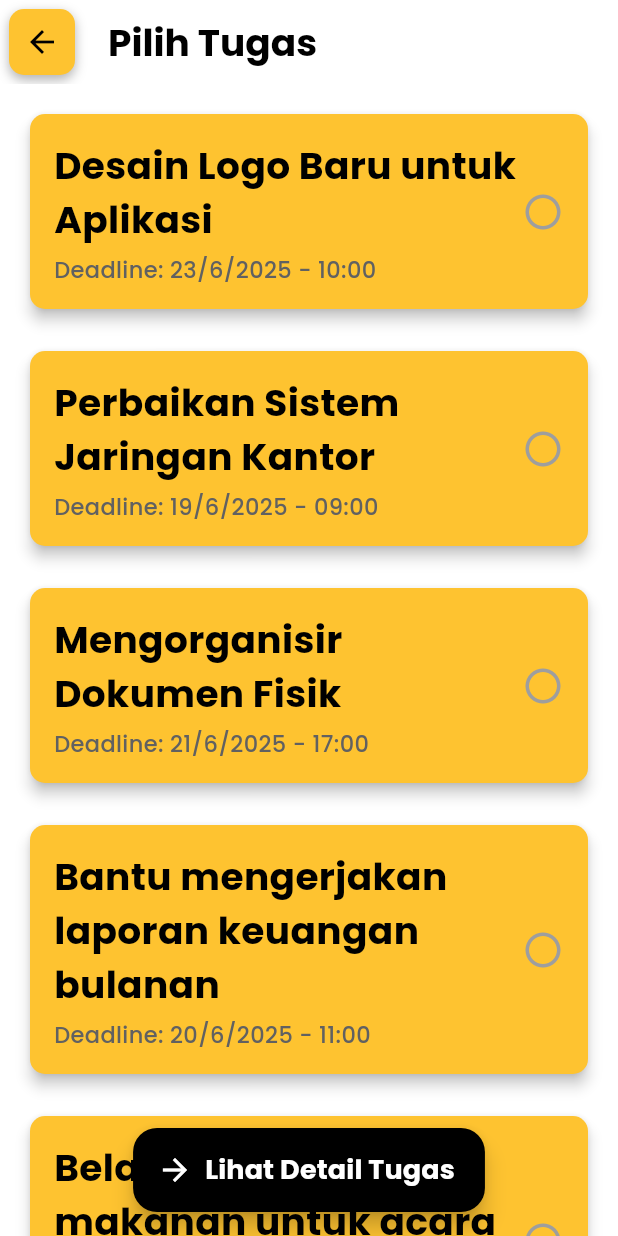
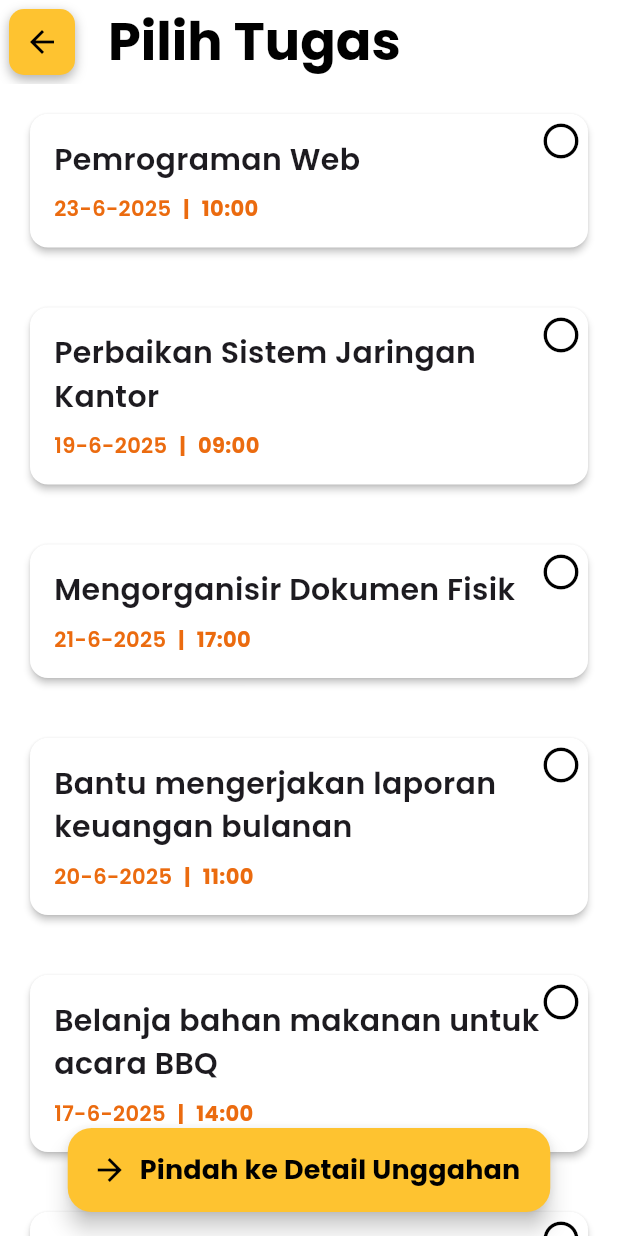
Before and after one commit to Javinpro/ALP-Semester-4-JAM-, a Flutter app: the SelectTaskPage screen opened directly, on a phone screen of 412 x 824 dp. Run offline on Flutter 3.47's test engine with Material 3 defaults, Android fonts, the phone set to English and light mode, and no system bars; our stand-ins replace dio, fl_chart, flutter_riverpod, flutter_secure_storage, image_picker, table_calendar and 1 more; accounts and stored records are empty.

Commit message:
Updated Design Card Task
- Nunggu data dati fab add task untuk mempermudah buat unggah nya

```diff
--- a/frontend/lib/models/task.dart
+++ b/frontend/lib/models/task.dart
@@ -9,11 +9,10 @@ class Task {
   final String userId; // ID user yang memposting tugas
   final String taskName;
   final DateTime deadline;
-  final String? photoPath; // Path foto tugas
-  final TaskDifficulty? difficulty; // Tingkat kesulitan
-  final String? description; // Deskripsi tugas
-  final String?
-  assignedToUserId; // ID user yang sedang mengerjakan tugas ini (null jika belum dikerjakan)
+  final String? photoPath;
+  final TaskDifficulty? difficulty;
+  final String? description;
+  final String? assignedToUserId; // ID user yang sedang mengerjakan tugas ini
 
   const Task({
     required this.id,
@@ -34,7 +33,7 @@ class Task {
     String? photoPath,
     TaskDifficulty? difficulty,
     String? description,
-    String? assignedToUserId,
+    String? assignedToUserId, // Perhatikan: ini bisa null
   }) {
     return Task(
       id: id ?? this.id,
@@ -44,18 +43,19 @@ class Task {
       photoPath: photoPath ?? this.photoPath,
       difficulty: difficulty ?? this.difficulty,
       description: description ?? this.description,
-      assignedToUserId: assignedToUserId, // Penting: bisa disetel null
+      assignedToUserId: assignedToUserId, // Penting: ini bisa disetel null
     );
   }
 
   // Factory constructor untuk membuat task baru dengan ID unik
   factory Task.createNew({
-    required String userId,
+    required String userId, // User yang memposting
     required String taskName,
     required DateTime deadline,
     String? photoPath,
     TaskDifficulty? difficulty,
     String? description,
+    String? assignedToUserId, // Tambahkan ini sebagai parameter opsional
   }) {
     return Task(
       id: const Uuid().v4(),
@@ -65,7 +65,8 @@ class Task {
       photoPath: photoPath,
       difficulty: difficulty,
       description: description,
-      assignedToUserId: null, // Pastikan ini null saat membuat task baru
+      // Jika assignedToUserId tidak diberikan, secara default sama dengan userId yang memposting
+      assignedToUserId: assignedToUserId ?? userId,
     );
   }
 }
--- a/frontend/lib/view/pages/posting_task/dummy_task_card.dart
+++ b/frontend/lib/view/pages/posting_task/dummy_task_card.dart
@@ -12,9 +12,9 @@ final List<Task> allDummyTasks = [
   Task(
     id: _uuid.v4(),
     userId: currentLoggedInUserId,
-    taskName: 'Desain Logo Baru untuk Aplikasi',
+    taskName: 'Pemrograman Web',
     description:
-        'Mendesain logo modern dan minimalis untuk aplikasi mobile JAM. Preferensi warna cerah.',
+        'Membuat website sederhana menggunakan HTML, CSS, dan JavaScript.',
     deadline: DateTime(
       2025,
       6,
--- a/frontend/lib/view/pages/posting_task/selection_task_page.dart
+++ b/frontend/lib/view/pages/posting_task/selection_task_page.dart
@@ -1,15 +1,15 @@
 // lib/view/pages/posting_task/select_task_page.dart
 
 import 'package:flutter/material.dart';
-import 'package:flutter_riverpod/flutter_riverpod.dart'; // Tetap gunakan Riverpod jika nanti diperlukan
+import 'package:flutter_riverpod/flutter_riverpod.dart';
 import 'package:jam/models/task.dart'; // Import model Task
 import 'package:jam/view/pages/posting_task/dummy_task_card.dart';
+import 'package:jam/view/pages/status_card.dart';
 import 'package:jam/view/utils/colors.dart'; // Import colors
 import 'package:jam/view/utils/text_template.dart'; // Import text styles and sized boxes
 import 'package:jam/view/pages/posting_task/task_detail_page.dart'; // Import TaskDetailPage
 
 class SelectTaskPage extends ConsumerStatefulWidget {
-  // Ubah menjadi ConsumerStatefulWidget
   const SelectTaskPage({super.key});
 
   @override
@@ -46,7 +46,10 @@ class _SelectTaskPageState extends ConsumerState<SelectTaskPage> {
       appBar: AppBar(
         backgroundColor: backgroundColor,
         scrolledUnderElevation: 0,
-        title: const Text('Pilih Tugas', style: headerblack3), // Ubah judul
+        title: const Text(
+          'Pilih Tugas',
+          style: headerblack4,
+        ), // Judul yang benar
         leading: Padding(
           padding: const EdgeInsets.all(6.0),
           child: Container(
@@ -86,64 +89,47 @@ class _SelectTaskPageState extends ConsumerState<SelectTaskPage> {
                   final task = _availableTasks[index];
                   final bool isSelected = _selectedTaskId == task.id;
 
-                  return Card(
-                    color:
-                        isSelected
-                            ? secondaryColor.withOpacity(0.3)
-                            : primaryColor, // Warna kartu berdasarkan pilihan
-                    elevation: 4.0,
-                    shape: RoundedRectangleBorder(
-                      borderRadius: BorderRadius.circular(10.0),
-                      side: BorderSide(
-                        color:
+                  // Menggunakan StatusCard di sini
+                  return GestureDetector(
+                    // Menggunakan GestureDetector untuk menangani tap pada StatusCard
+                    onTap: () => _toggleTaskSelection(task.id),
+                    child: Stack(
+                      // Menggunakan Stack untuk menempatkan ikon pilihan di atas StatusCard
+                      children: [
+                        // StatusCard sebagai basis tampilan
+                        StatusCard(
+                          title: task.taskName, // Nama tugas
+                          date:
+                              '${task.deadline.day}-${task.deadline.month}-${task.deadline.year}', // Tanggal deadline
+                          time:
+                              '${task.deadline.hour.toString().padLeft(2, '0')}:${task.deadline.minute.toString().padLeft(2, '0')}', // Waktu deadline
+                          // Anda bisa menambahkan properti lain ke StatusCard jika diperlukan untuk warna/border
+                          cardColor:
+                              isSelected
+                                  ? backgroundColor
+                                  : backgroundColor, // Memberikan warna latar belakang sesuai pilihan
+                          borderColor:
+                              isSelected
+                                  ? secondaryColor
+                                  : Colors.transparent, // Border sesuai pilihan
+                        ),
+                        // Ikon pilihan di pojok kanan atas atau di tengah trailing
+                        Positioned(
+                          top: 8,
+                          right: 8,
+                          child: Icon(
                             isSelected
-                                ? secondaryColor
-                                : Colors
-                                    .transparent, // Border untuk yang terpilih
-                        width: 2,
-                      ),
-                    ),
-                    child: InkWell(
-                      // Menggunakan InkWell agar card bisa ditekan
-                      onTap: () => _toggleTaskSelection(task.id),
-                      borderRadius: BorderRadius.circular(10.0),
-                      child: Padding(
-                        padding: const EdgeInsets.all(16.0),
-                        child: Row(
-                          children: [
-                            Expanded(
-                              child: Column(
-                                crossAxisAlignment: CrossAxisAlignment.start,
-                                children: [
-                                  Text(
-                                    task.taskName,
-                                    style: headerblack3,
-                                  ), // Nama task
-                                  sizedbox5, // Spasi kecil
-                                  Text(
-                                    'Deadline: ${task.deadline.day}/${task.deadline.month}/${task.deadline.year} - ${task.deadline.hour.toString().padLeft(2, '0')}:${task.deadline.minute.toString().padLeft(2, '0')}',
-                                    style: body2.copyWith(
-                                      color: Colors.grey[700],
-                                    ), // Deadline
-                                  ),
-                                ],
-                              ),
-                            ),
-                            Icon(
-                              isSelected
-                                  ? Icons.check_circle_rounded
-                                  : Icons.radio_button_off_rounded,
-                              color: isSelected ? secondaryColor : Colors.grey,
-                              size: 28,
-                            ),
-                          ],
+                                ? Icons.check_circle_rounded
+                                : Icons.radio_button_off_rounded,
+                            color: isSelected ? secondaryColor : secondaryColor,
+                            size: 28,
+                          ),
                         ),
-                      ),
+                      ],
                     ),
                   );
                 },
-                separatorBuilder:
-                    (context, index) => sizedbox1, // Pemisah antar card
+                separatorBuilder: (context, index) => sizedbox1,
               ),
       floatingActionButton: FloatingActionButton.extended(
         onPressed: () {
@@ -154,12 +140,9 @@ class _SelectTaskPageState extends ConsumerState<SelectTaskPage> {
               ),
             );
           } else {
-            // Cari tugas yang dipilih dari _availableTasks
             final selectedTask = _availableTasks.firstWhere(
               (task) => task.id == _selectedTaskId,
             );
-
-            // Navigasi ke TaskDetailPage dengan membawa objek tugas
             Navigator.push(
               context,
               MaterialPageRoute(
@@ -168,9 +151,9 @@ class _SelectTaskPageState extends ConsumerState<SelectTaskPage> {
             );
           }
         },
-        label: const Text('Lihat Detail Tugas', style: headerwhite),
-        icon: const Icon(Icons.arrow_forward, color: Colors.white),
-        backgroundColor: secondaryColor,
+        label: const Text('Pindah ke Detail Unggahan', style: headerblack),
+        icon: const Icon(Icons.arrow_forward, color: secondaryColor),
+        backgroundColor: primaryColor,
       ),
       floatingActionButtonLocation: FloatingActionButtonLocation.centerFloat,
     );
--- a/frontend/lib/view/pages/status_card.dart
+++ b/frontend/lib/view/pages/status_card.dart
@@ -1,3 +1,4 @@
+// lib/view/widgets/status_card.dart
 import 'package:flutter/material.dart';
 import '../utils/colors.dart';
 
@@ -5,12 +6,16 @@ class StatusCard extends StatelessWidget {
   final String title;
   final String date;
   final String time;
+  final Color? cardColor; // <-- Tambahkan properti ini
+  final Color? borderColor; // <-- Tambahkan properti ini
 
   const StatusCard({
     super.key,
     required this.title,
     required this.date,
     required this.time,
+    this.cardColor, // <-- Jadikan opsional
+    this.borderColor, // <-- Jadikan opsional
   });
 
   @override
@@ -19,8 +24,14 @@ class StatusCard extends StatelessWidget {
       margin: const EdgeInsets.only(bottom: 12), // bottom spacing between cards
       child: Card(
         elevation: 2,
-        color: backgroundColor,
-        shape: RoundedRectangleBorder(borderRadius: BorderRadius.circular(12)),
+        color: cardColor ?? backgroundColor, // Gunakan cardColor atau default
+        shape: RoundedRectangleBorder(
+          borderRadius: BorderRadius.circular(12),
+          side: BorderSide(
+            color: borderColor ?? Colors.transparent,
+            width: 2,
+          ), // Gunakan borderColor atau default
+        ),
         child: Padding(
           padding: const EdgeInsets.all(16),
           child: Column(
@@ -31,7 +42,7 @@ class StatusCard extends StatelessWidget {
                 style: const TextStyle(
                   fontWeight: FontWeight.w600,
                   fontSize: 20,
-                  fontFamily: 'Poppins',
+                  fontFamily: 'Poppins', // Pastikan font Poppins tersedia
                 ),
               ),
               const SizedBox(height: 8),
--- a/frontend/lib/viewmodels/task_list_post_viewmodel.dart
+++ b/frontend/lib/viewmodels/task_list_post_viewmodel.dart
@@ -12,12 +12,12 @@ class TaskListViewModel extends StateNotifier<List<Task>> {
   }
 
   // Metode untuk "mengambil" atau meng-assign tugas ke current user
+  // di TaskListViewModel.assignTaskToCurrentUser
   void assignTaskToCurrentUser(String taskId, String currentUserId) {
     state = [
       for (final task in state)
         if (task.id == taskId)
-          // Membuat salinan tugas dengan assignedToUserId yang diperbarui
-          // dan userId diubah menjadi currentUserId (karena ini akan muncul di "Your Posts")
+          // Saat di-assign, kita set both userId and assignedToUserId ke currentUserId
           task.copyWith(assignedToUserId: currentUserId, userId: currentUserId)
         else
           task,
```
Also changed, not shown: frontend/lib/viewmodels/task_creation_viewmodel.dart (line endings or trailing spaces).
